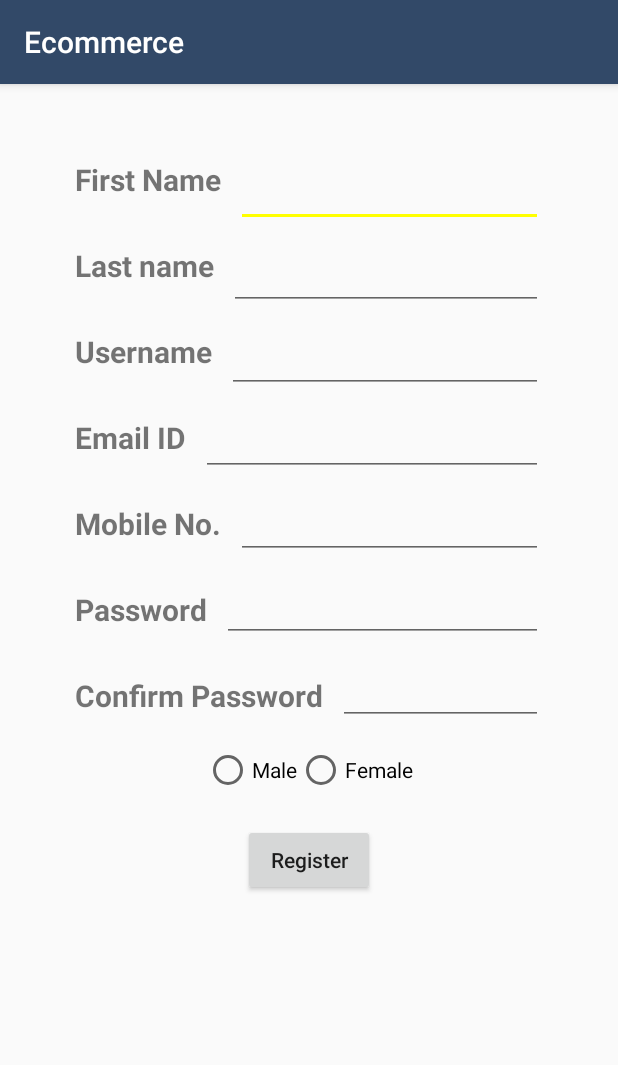
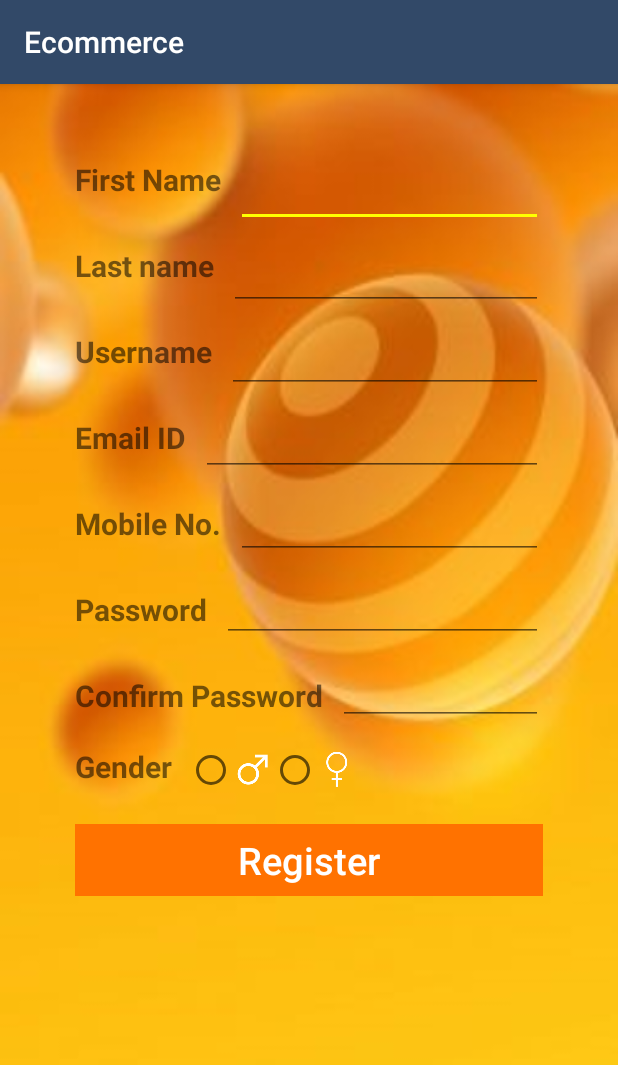
Before and after one commit to vaibhavdangayachvd/Ecommerce, an Android app: the Register screen opened directly, with no data from a screen before it, on a phone screen of 412 x 824 dp. Shown: the top 1065 px of the screen. Run offline under Robolectric (Android 15) with nearby library versions, the phone set to English and light mode, and no system bars; our stand-ins replace Volley.

Commit message:
UI for login and register with validation

```diff
--- a/app/src/main/res/layout/activity_register.xml
+++ b/app/src/main/res/layout/activity_register.xml
@@ -4,6 +4,7 @@
     android:layout_width="match_parent"
     android:orientation="vertical"
     android:padding="50dp"
+    android:background="@drawable/register_background"
     android:layout_height="match_parent"
     tools:context=".Register">
 
@@ -111,7 +112,7 @@
         android:layout_marginTop="10dp"
         android:layout_toEndOf="@id/Enter_mobile_no."
         android:ems="10"
-        android:inputType="textPersonName"
+        android:inputType="phone"
         tools:ignore="Autofill,LabelFor,TextFields" />
     <TextView
         android:id="@+id/Enter_password"
@@ -158,8 +159,11 @@
         android:inputType="textPassword"
         tools:ignore="Autofill,LabelFor,TextFields" />
     <Button
-        android:layout_width="wrap_content"
+        android:layout_width="match_parent"
         android:id="@+id/register"
+        android:background="@drawable/register_button"
+        android:textSize="25sp"
+        android:textColor="#ffffff"
         android:layout_height="wrap_content"
         android:textAllCaps="false"
         android:text="Register"
@@ -167,13 +171,26 @@
         android:layout_centerHorizontal="true"
         android:layout_below="@id/gender"
         tools:ignore="HardcodedText" />
+
     <TextView
+        android:id="@+id/show_message"
+        android:textSize="20sp"
         android:layout_width="wrap_content"
         android:layout_height="wrap_content"
-        android:layout_marginTop="30dp"
+        android:layout_below="@id/register"
         android:layout_centerHorizontal="true"
-        android:layout_below="@id/register"
-        />
+        android:layout_marginTop="30dp" />
+
+    <TextView
+        android:id="@+id/Enter_gender"
+        android:layout_width="wrap_content"
+        android:layout_height="wrap_content"
+        android:layout_below="@+id/Enter_confirm_password"
+        android:text="Gender"
+        android:textSize="20sp"
+        android:textStyle="bold"
+        android:layout_marginTop="20dp"
+        tools:ignore="HardcodedText" />
 
     <RadioGroup
         android:id="@+id/gender"
@@ -181,18 +198,20 @@
         android:layout_height="wrap_content"
         android:layout_marginTop="20dp"
         android:orientation="horizontal"
+        android:layout_marginStart="10dp"
+        android:layout_toEndOf="@id/Enter_gender"
         android:layout_centerInParent="true"
         android:layout_below="@id/Enter_confirm_password">
     <RadioButton
         android:id="@+id/male"
+        android:drawableStart="@drawable/male"
         android:layout_width="wrap_content"
-        android:layout_height="wrap_content"
-        android:text="@string/male" />
+        android:layout_height="wrap_content"/>
 
     <RadioButton
         android:id="@+id/female"
+        android:drawableStart="@drawable/female"
         android:layout_width="wrap_content"
-        android:layout_height="wrap_content"
-        android:text="@string/female" />
+        android:layout_height="wrap_content" />
     </RadioGroup>
 </RelativeLayout>
```
Also changed, not shown: app/src/main/java/com/example/ecommerce/Login.java (+14 -0 lines), app/src/main/java/com/example/ecommerce/Register.java (+46 -4 lines), app/src/main/res/layout/activity_login.xml (+20 -9 lines), app/src/main/res/drawable/login_background.jpg (added), app/src/main/res/drawable/login_button.jpg (added), app/src/main/res/drawable/register_background.jpg (added), app/src/main/res/drawable/register_button.png (added).
